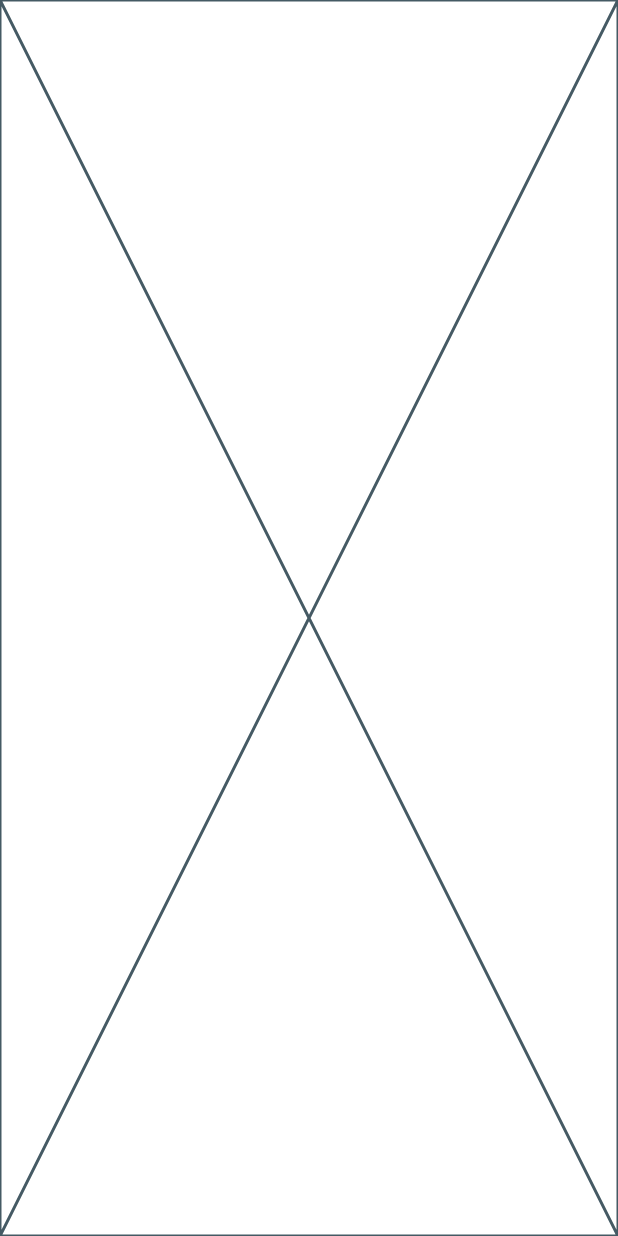
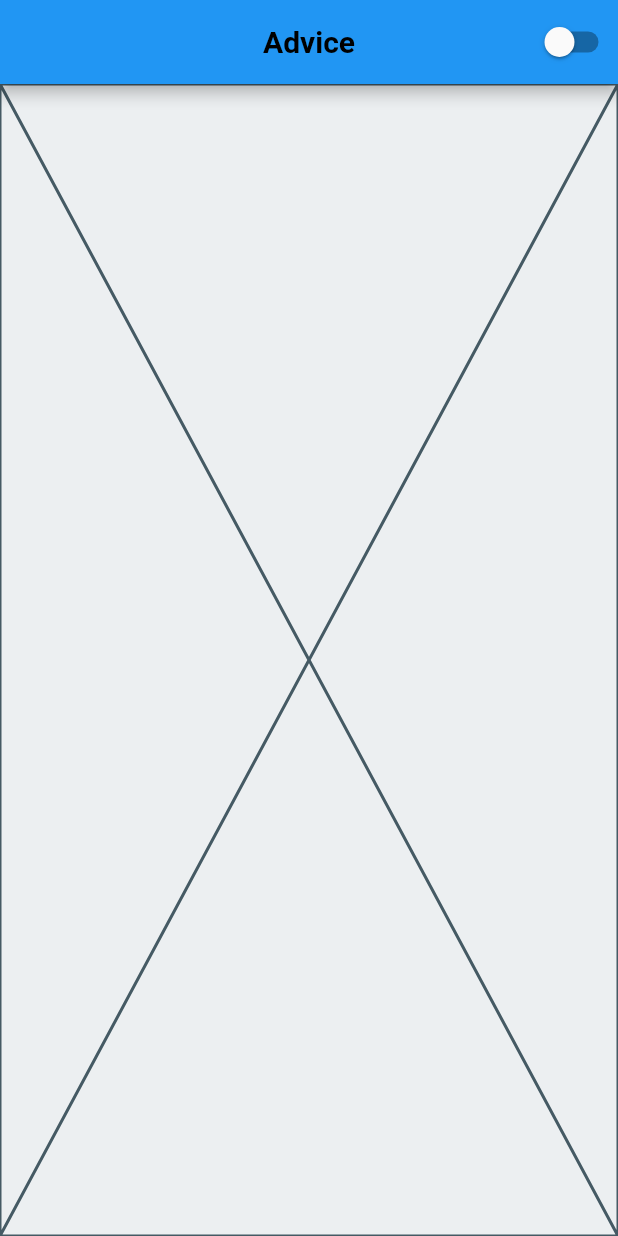
Before and after one commit to ahmadmansour1/adviceapp, a Flutter app: the screen it shows after launch, on a phone screen of 412 x 824 dp. Run offline on Flutter 3.47's test engine with Material 2 defaults, Android fonts, the phone set to English and light mode, and no system bars; Roboto replaces fonts that are missing (Rubik).

Commit message:
advicepage darkmood

```diff
--- /dev/null
+++ b/lib/2_Application/pages/advice/AdvicePage.dart
@@ -0,0 +1,27 @@
+import 'package:adviceapp/2_Application/core/services/Services_Theme.dart';
+import 'package:flutter/cupertino.dart';
+import 'package:flutter/material.dart';
+import 'package:provider/provider.dart';
+
+class AdvicePage extends StatelessWidget {
+  const AdvicePage({Key? key}) : super(key: key);
+
+  @override
+  Widget build(BuildContext context) {
+    final themeData = Theme.of(context);
+    return Scaffold(
+      appBar: AppBar(
+        title: Text('Advice' , style: themeData.textTheme.headline1),
+        centerTitle: true,
+        actions: [
+          Switch(value: Provider.of<ThemeService>(context).isDarkModeOn ,
+              onChanged:(_){
+                Provider.of<ThemeService>(context , listen: false).toggleTheme();
+
+              })
+        ],
+      ),
+      body: Placeholder(),
+    );
+  }
+}
--- a/lib/main.dart
+++ b/lib/main.dart
@@ -1,5 +1,6 @@
 
 
+import 'package:adviceapp/2_Application/pages/advice/AdvicePage.dart';
 import 'package:flutter/cupertino.dart';
 import 'package:flutter/material.dart';
 import 'package:provider/provider.dart';
@@ -23,7 +24,7 @@ class MyApp extends StatelessWidget {
         themeMode: themeService.isDarkModeOn ? ThemeMode.dark : ThemeMode.light,
         theme: AppTheme.lightTheme,
         darkTheme: AppTheme.darkTheme,
-        home: const Placeholder(),
+        home:  AdvicePage(),
       );
     });
   }
```
